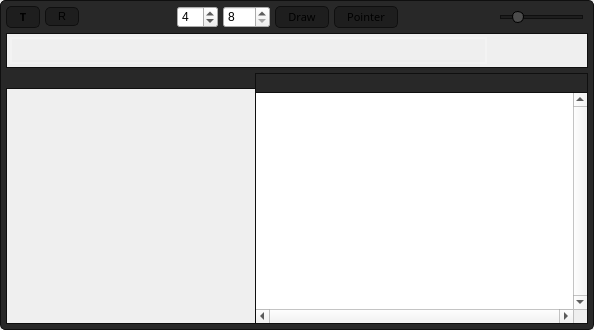
First picture: the form in src/arrangewidget.ui, repository tom-23/Horizon, before the edit.
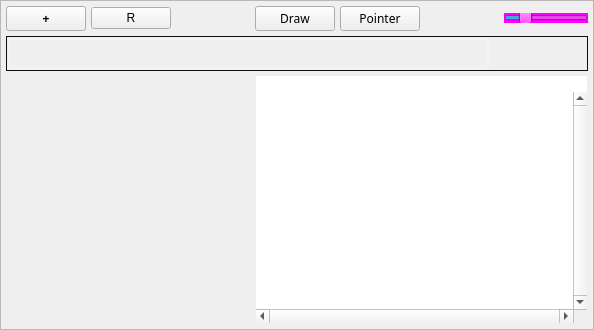
Second picture: the form after the edit. Icons and pictures are not drawn.

```diff
--- a/src/arrangewidget.ui
+++ b/src/arrangewidget.ui
@@ -14,56 +14,7 @@
    <string>Form</string>
   </property>
   <property name="styleSheet">
-   <string notr="true">#centralwidget {
-	border: 1px Solid #0f0f0f;	
-	border-radius: 5px;
-background-color: #282828;
-}
-
-#arrangeContents {
-	
-}
-
-QPushButton {
-	background-color: #1e1e1e;
-	border: 1px Solid #0f0f0f;	
-	border-radius: 5px;
-	padding: 2px;
-	padding-left: 12px;
-	padding-right: 12px;
-	font-size: 11px;
-}
-
-#trackControls {
-	border: 1px Solid #0f0f0f;	
-	
-	
-}
-
-
-
-#trackTools {
-	border: none;
-	
-
-}
-
-
-#overview:horizontal {
-border: 1px Solid #0f0f0f;	
-	
-}
-#overview::handle:horizontal {
-border: 2px Solid rgba(255,255,255,0.25);	
-border-radius: 0px;
-margin: 2px;
-}
-#overview::add-line:horizontal {
-border: none;
-}
-#overview::sub-line:horizontal {
-border: none;
-}
+   <string notr="true">
 
 
 </string>
@@ -127,7 +78,6 @@
           <property name="font">
            <font>
             <family>SF Display</family>
-            <pointsize>-1</pointsize>
             <weight>75</weight>
             <bold>true</bold>
            </font>
@@ -136,7 +86,7 @@
            <enum>Qt::CustomContextMenu</enum>
           </property>
           <property name="text">
-           <string>T</string>
+           <string>+</string>
           </property>
          </widget>
         </item>
@@ -160,35 +110,11 @@
           </property>
          </spacer>
         </item>
-        <item>
-         <widget class="QSpinBox" name="spinBox_2">
-          <property name="minimum">
-           <number>1</number>
-          </property>
-          <property name="maximum">
-           <number>16</number>
-          </property>
-          <property name="value">
-           <number>4</number>
-          </property>
-         </widget>
-        </item>
-        <item>
-         <widget class="QSpinBox" name="spinBox">
-          <property name="minimum">
-           <number>8</number>
-          </property>
-          <property name="maximum">
-           <number>100</number>
-          </property>
-         </widget>
-        </item>
         <item>
          <widget class="QPushButton" name="pushButton_4">
           <property name="font">
            <font>
             <family>SF Display</family>
-            <pointsize>-1</pointsize>
             <weight>50</weight>
             <bold>false</bold>
            </font>
@@ -203,7 +129,6 @@
           <property name="font">
            <font>
             <family>SF Display</family>
-            <pointsize>-1</pointsize>
             <weight>50</weight>
             <bold>false</bold>
            </font>
@@ -240,26 +165,13 @@
           <property name="maximumSize">
            <size>
             <width>120</width>
-            <height>20</height>
+            <height>10</height>
            </size>
           </property>
           <property name="styleSheet">
-           <string notr="true">QSlider::groove:horizontal {
-    background-color: #1e1e1e;
-	border: 1px Solid #0f0f0f;	
-	height: 2px;
-	border-radius: 5px;
-	margin-right: 5px;
-	margin-left: 5px;
-}
-
-QSlider::handle:horizontal {
-	border-radius: 6px;
-	border: 1px Solid Bacl;
-	background-color: rgb(76, 76, 76);
-	height: 100px;
-	margin: -5px -5px;
-	width: 10px;
+           <string notr="true">QSlider {
+	background-color: rgb(255, 0, 255);
+	margin-top: 0px;
 }</string>
           </property>
           <property name="minimum">
@@ -411,11 +323,7 @@
                </size>
               </property>
               <property name="styleSheet">
-               <string notr="true">QWidget {
-	border: none;
-	background-color: #282828;
-border-right: 1px Solid #0f0f0f;	
-}</string>
+               <string notr="true"/>
               </property>
              </widget>
             </item>
@@ -468,8 +376,8 @@
                 <rect>
                  <x>0</x>
                  <y>0</y>
-                 <width>248</width>
-                 <height>230</height>
+                 <width>250</width>
+                 <height>232</height>
                 </rect>
                </property>
                <property name="sizePolicy">
@@ -505,6 +413,9 @@
                     <verstretch>0</verstretch>
                    </sizepolicy>
                   </property>
+                  <property name="styleSheet">
+                   <string notr="true"/>
+                  </property>
                   <layout class="QVBoxLayout" name="verticalLayout_6"/>
                  </widget>
                 </item>
@@ -524,11 +435,7 @@
             </sizepolicy>
            </property>
            <property name="styleSheet">
-            <string notr="true">#rightPanel {
-	border: 1px Solid #0f0f0f;	
-	
-}
-</string>
+            <string notr="true"/>
            </property>
            <layout class="QVBoxLayout" name="right">
             <property name="spacing">
@@ -547,74 +454,18 @@
              <number>1</number>
             </property>
             <item>
-             <widget class="QGraphicsView" name="trackRuler">
-              <property name="sizePolicy">
-               <sizepolicy hsizetype="Expanding" vsizetype="Expanding">
-                <horstretch>0</horstretch>
-                <verstretch>0</verstretch>
-               </sizepolicy>
-              </property>
-              <property name="minimumSize">
-               <size>
-                <width>0</width>
-                <height>20</height>
-               </size>
-              </property>
+             <widget class="QGraphicsView" name="ruler">
               <property name="maximumSize">
                <size>
                 <width>16777215</width>
-                <height>20</height>
+                <height>16</height>
                </size>
               </property>
               <property name="styleSheet">
                <string notr="true">QGraphicsView {
-	border: none;
-	border-bottom: 1px Solid #0f0f0f;	
-    border-top: 1px Solid #0f0f0f;	
-	background-color: #282828;
+	
 }
-QScrollBar {
-border: 1px Solid #0f0f0f;	
-background-color: rgb(76, 76, 76);
-padding: 2px;
-}
-QScrollBar:vertical {
-border-right: none;
-border-top: none;
-border-bottom: none;
-width: 12px;
-}
-QScrollBar:horizontal {
-border-left: none;
-border-bottom: none;
-border-right: none;
-height: 12px;
-}
-QScrollBar::handle {
-background-color :#0f0f0f;
-border-radius: 3px;
-}
-
-QScrollBar::handle:vertical {
-min-height: 20px;
-}
-
-QScrollBar::handle:horizontal{
-min-width: 20px;
-}
-
-QScrollBar::add-line:horizontal {
-border: none;
-}
-QScrollBar::sub-line:horizontal {
-border: none;
-}
-QScrollBar::add-line:vertical {
-border: none;
-}
-QScrollBar::sub-line:vertical {
-border: none;
-}</string>
+</string>
               </property>
               <property name="frameShape">
                <enum>QFrame::NoFrame</enum>
@@ -626,13 +477,10 @@
                <number>0</number>
               </property>
               <property name="verticalScrollBarPolicy">
-               <enum>Qt::ScrollBarAsNeeded</enum>
+               <enum>Qt::ScrollBarAlwaysOff</enum>
               </property>
               <property name="horizontalScrollBarPolicy">
-               <enum>Qt::ScrollBarAsNeeded</enum>
-              </property>
-              <property name="sizeAdjustPolicy">
-               <enum>QAbstractScrollArea::AdjustIgnored</enum>
+               <enum>Qt::ScrollBarAlwaysOff</enum>
               </property>
               <property name="alignment">
                <set>Qt::AlignLeading|Qt::AlignLeft|Qt::AlignTop</set>
@@ -645,48 +493,7 @@
                <cursorShape>ArrowCursor</cursorShape>
               </property>
               <property name="styleSheet">
-               <string notr="true">QScrollBar {
-border: 1px Solid #0f0f0f;	
-background-color: rgb(76, 76, 76);
-padding: 2px;
-}
-QScrollBar:vertical {
-border-right: none;
-border-top: none;
-border-bottom: none;
-width: 12px;
-}
-QScrollBar:horizontal {
-border-left: none;
-border-bottom: none;
-border-right: none;
-height: 12px;
-}
-QScrollBar::handle {
-background-color :#0f0f0f;
-border-radius: 3px;
-}
-
-QScrollBar::handle:vertical {
-min-height: 20px;
-}
-
-QScrollBar::handle:horizontal{
-min-width: 20px;
-}
-
-QScrollBar::add-line:horizontal {
-border: none;
-}
-QScrollBar::sub-line:horizontal {
-border: none;
-}
-QScrollBar::add-line:vertical {
-border: none;
-}
-QScrollBar::sub-line:vertical {
-border: none;
-}</string>
+               <string notr="true"/>
               </property>
               <property name="frameShape">
                <enum>QFrame::NoFrame</enum>
@@ -703,6 +510,9 @@
               <property name="horizontalScrollBarPolicy">
                <enum>Qt::ScrollBarAlwaysOn</enum>
               </property>
+              <property name="sizeAdjustPolicy">
+               <enum>QAbstractScrollArea::AdjustToContents</enum>
+              </property>
               <property name="sceneRect">
                <rectf>
                 <x>0.000000000000000</x>
```
Left out of the diff: 6 changed lines with no effect on the pictures.
